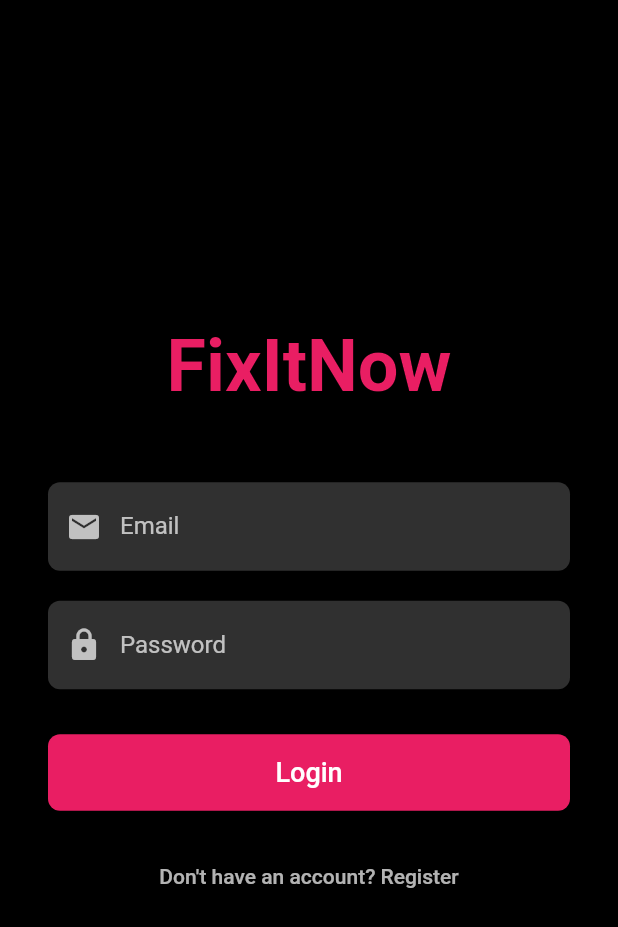
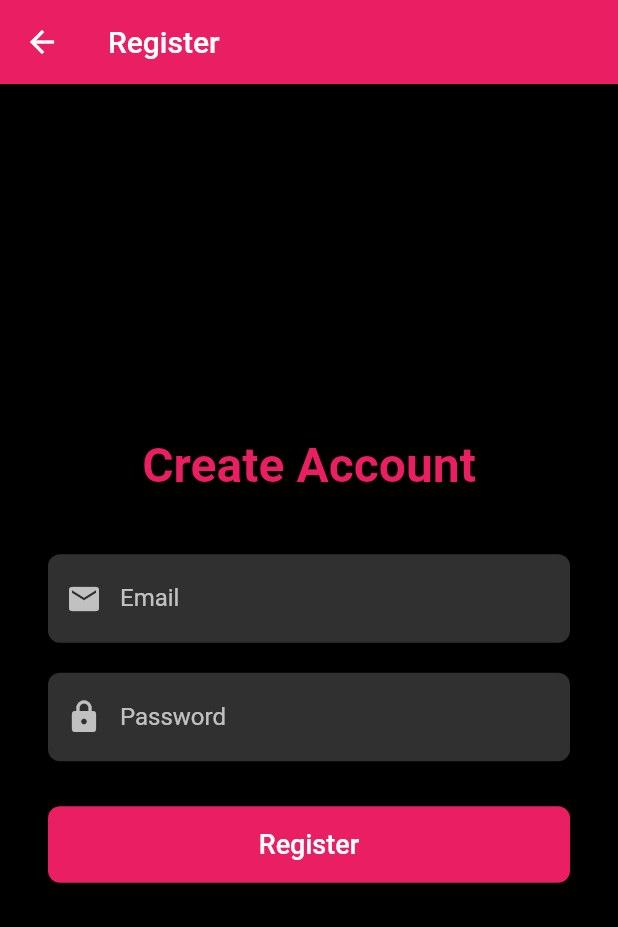
Before and after one commit to Farzana-Samia/FixItINow, a Flutter app: the LoginPage screen opened directly, after a tap on "Don't have an account? Register", on a phone screen of 412 x 824 dp. Shown: the top 927 px of the screen. Run offline on Flutter 3.47's test engine with Material 3 defaults, Android fonts, the phone set to English and light mode, and no system bars; our stand-ins replace cloud_firestore, firebase_auth, firebase_core, fl_chart, flutter_local_notifications, google_fonts and 1 more; missing offline and left inert: flutter_fix_it_now; accounts and stored records are empty; network calls fail.

Commit message:
updated admin panel

```diff
--- a/lib/samia-admin/admin_panel.dart
+++ b/lib/samia-admin/admin_panel.dart
@@ -159,8 +159,8 @@ class AdminPanel extends StatelessWidget {
               title: 'Summary',
               onTap: () {
                 Navigator.push(
-                  context,
-                  MaterialPageRoute(builder: (context) => const AdminSummaryPage()),
+                context,
+                MaterialPageRoute(builder: (context) => const AdminSummaryPage()),
                 );
               },
             ),
--- a/lib/samia-admin/login_page.dart
+++ b/lib/samia-admin/login_page.dart
@@ -1,4 +1,6 @@
 import 'package:flutter/material.dart';
+import 'package:firebase_auth/firebase_auth.dart';
+import 'register_page.dart';
 import 'admin_panel.dart';
 
 class LoginPage extends StatefulWidget {
@@ -12,21 +14,36 @@ class _LoginPageState extends State<LoginPage> {
   final TextEditingController _emailController = TextEditingController();
   final TextEditingController _passwordController = TextEditingController();
 
-  void _login() {
+  void _login() async {
     final email = _emailController.text.trim();
     final password = _passwordController.text;
 
-    if (email == 'admin' && password == 'admin') {
+    try {
+      await FirebaseAuth.instance.signInWithEmailAndPassword(
+        email: email,
+        password: password,
+      );
+
+      // Navigate to admin panel if login successful
       Navigator.pushReplacement(
         context,
         MaterialPageRoute(builder: (context) => const AdminPanel()),
       );
-    } else {
+    } on FirebaseAuthException catch (e) {
+      String message = 'Login failed';
+
+      if (e.code == 'user-not-found') {
+        message = 'No user found for that email.';
+      } else if (e.code == 'wrong-password') {
+        message = 'Wrong password provided.';
+      }
+
       ScaffoldMessenger.of(context).showSnackBar(
-        const SnackBar(content: Text('Invalid credentials')),
+        SnackBar(content: Text(message)),
       );
     }
   }
+
 
   @override
   void dispose() {
@@ -108,14 +125,17 @@ class _LoginPageState extends State<LoginPage> {
               const SizedBox(height: 20),
               TextButton(
                 onPressed: () {
-                  // Future: Registration page can go here
-                  print('Register button pressed');
+                  Navigator.push(
+                    context,
+                    MaterialPageRoute(builder: (context) => const RegisterPage()),
+                  );
                 },
                 child: const Text(
                   "Don't have an account? Register",
                   style: TextStyle(color: Colors.white70),
                 ),
               ),
+
             ],
           ),
         ),
--- /dev/null
+++ b/lib/samia-admin/register_page.dart
@@ -0,0 +1,150 @@
+import 'package:flutter/material.dart';
+import 'package:firebase_auth/firebase_auth.dart';
+
+class RegisterPage extends StatefulWidget {
+  const RegisterPage({super.key});
+
+  @override
+  State<RegisterPage> createState() => _RegisterPageState();
+}
+
+class _RegisterPageState extends State<RegisterPage> {
+  final TextEditingController _emailController = TextEditingController();
+  final TextEditingController _passwordController = TextEditingController();
+  final _formKey = GlobalKey<FormState>();
+
+  bool _isLoading = false;
+
+  void _registerUser() async {
+    if (!_formKey.currentState!.validate()) return;
+
+    final email = _emailController.text.trim();
+    final password = _passwordController.text.trim();
+
+    setState(() {
+      _isLoading = true;
+    });
+
+    try {
+      await FirebaseAuth.instance.createUserWithEmailAndPassword(
+        email: email,
+        password: password,
+      );
+
+      ScaffoldMessenger.of(context).showSnackBar(
+        const SnackBar(content: Text('Registration successful! You can now log in.')),
+      );
+
+      Navigator.pop(context); // Go back to login page
+    } on FirebaseAuthException catch (e) {
+      String errorMsg = 'Registration failed';
+
+      if (e.code == 'email-already-in-use') {
+        errorMsg = 'This email is already registered.';
+      } else if (e.code == 'weak-password') {
+        errorMsg = 'Password should be at least 6 characters.';
+      }
+
+      ScaffoldMessenger.of(context).showSnackBar(
+        SnackBar(content: Text(errorMsg)),
+      );
+    } finally {
+      setState(() {
+        _isLoading = false;
+      });
+    }
+  }
+
+  @override
+  void dispose() {
+    _emailController.dispose();
+    _passwordController.dispose();
+    super.dispose();
+  }
+
+  @override
+  Widget build(BuildContext context) {
+    return Scaffold(
+      backgroundColor: Colors.black,
+      appBar: AppBar(
+        title: const Text('Register'),
+        backgroundColor: Colors.pink,
+      ),
+      body: Center(
+        child: SingleChildScrollView(
+          padding: const EdgeInsets.all(32),
+          child: Form(
+            key: _formKey,
+            child: Column(
+              children: [
+                const Text(
+                  'Create Account',
+                  style: TextStyle(
+                    color: Colors.pink,
+                    fontSize: 32,
+                    fontWeight: FontWeight.bold,
+                  ),
+                ),
+                const SizedBox(height: 40),
+                TextFormField(
+                  controller: _emailController,
+                  decoration: InputDecoration(
+                    labelText: 'Email',
+                    labelStyle: const TextStyle(color: Colors.white70),
+                    filled: true,
+                    fillColor: Colors.grey[850],
+                    border: OutlineInputBorder(
+                      borderRadius: BorderRadius.circular(8),
+                      borderSide: BorderSide.none,
+                    ),
+                    prefixIcon: const Icon(Icons.email, color: Colors.white70),
+                  ),
+                  keyboardType: TextInputType.emailAddress,
+                  style: const TextStyle(color: Colors.white),
+                  validator: (value) =>
+                  value != null && value.contains('@') ? null : 'Enter a valid email',
+                ),
+                const SizedBox(height: 20),
+                TextFormField(
+                  controller: _passwordController,
+                  obscureText: true,
+                  decoration: InputDecoration(
+                    labelText: 'Password',
+                    labelStyle: const TextStyle(color: Colors.white70),
+                    filled: true,
+                    fillColor: Colors.grey[850],
+                    border: OutlineInputBorder(
+                      borderRadius: BorderRadius.circular(8),
+                      borderSide: BorderSide.none,
+                    ),
+                    prefixIcon: const Icon(Icons.lock, color: Colors.white70),
+                  ),
+                  style: const TextStyle(color: Colors.white),
+                  validator: (value) =>
+                  value != null && value.length >= 6 ? null : 'Min 6 characters required',
+                ),
+                const SizedBox(height: 30),
+                SizedBox(
+                  width: double.infinity,
+                  child: ElevatedButton(
+                    onPressed: _isLoading ? null : _registerUser,
+                    style: ElevatedButton.styleFrom(
+                      backgroundColor: Colors.pink,
+                      padding: const EdgeInsets.symmetric(vertical: 15),
+                      shape: RoundedRectangleBorder(
+                        borderRadius: BorderRadius.circular(8),
+                      ),
+                    ),
+                    child: _isLoading
+                        ? const CircularProgressIndicator(color: Colors.white)
+                        : const Text('Register', style: TextStyle(fontSize: 18, color: Colors.white)),
+                  ),
+                ),
+              ],
+            ),
+          ),
+        ),
+      ),
+    );
+  }
+}
```
